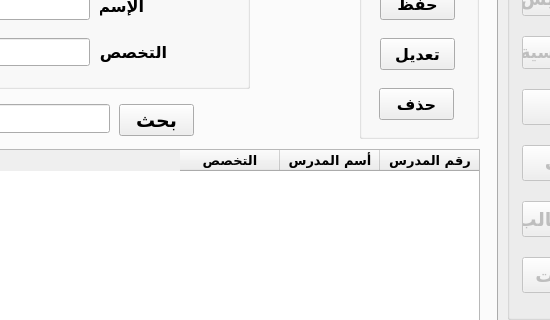
mostafabasuni/School-Management-System, file school_management.ui: the form before one commit; both pictures show x 433 to 983 and y 151 to 471 of the 1105 by 619 pixel window.
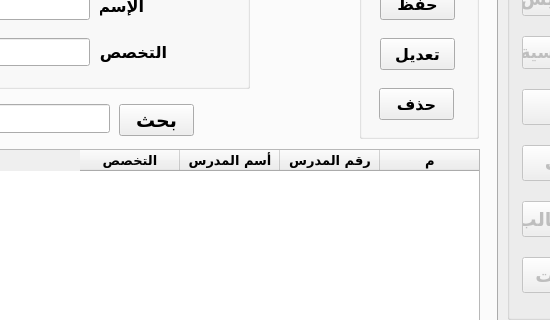
The form after the commit. The open tabs and pages were chosen to show the change.

Diff of the .ui file:
```diff
--- a/school_management.ui
+++ b/school_management.ui
@@ -662,7 +662,7 @@
       </widget>
       <widget class="QLineEdit" name="lineEdit_9">
        <property name="enabled">
-        <bool>false</bool>
+        <bool>true</bool>
        </property>
        <property name="geometry">
         <rect>
@@ -739,6 +739,11 @@
         <bold>true</bold>
        </font>
       </property>
+      <column>
+       <property name="text">
+        <string>م</string>
+       </property>
+      </column>
       <column>
        <property name="text">
         <string>رقم المدرس</string>
```
Left out of the diff: 84 changed lines with no effect on the pictures.
